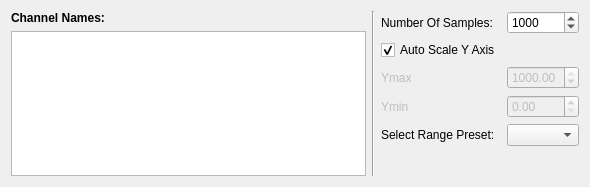
Above: src/plotcontrolpanel.ui from darwinbeing/serialplot before the change. Below: the same form after it.
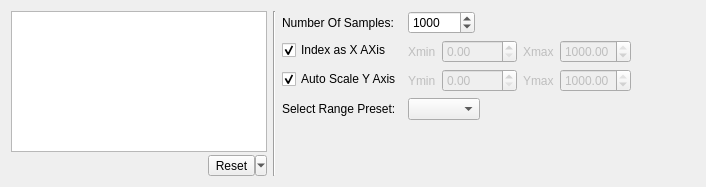
That is the form after the change. Custom widgets are drawn as their Qt base class.

The edit to the form file:
```diff
--- a/src/plotcontrolpanel.ui
+++ b/src/plotcontrolpanel.ui
@@ -6,7 +6,7 @@
    <rect>
     <x>0</x>
     <y>0</y>
-    <width>590</width>
+    <width>706</width>
     <height>187</height>
    </rect>
   </property>
@@ -15,28 +15,108 @@
   </property>
   <layout class="QHBoxLayout" name="horizontalLayout">
    <item>
-    <layout class="QVBoxLayout" name="verticalLayout">
-     <item>
-      <widget class="QLabel" name="label_2">
-       <property name="styleSheet">
-        <string notr="true">font-weight: bold;</string>
-       </property>
-       <property name="text">
-        <string>Channel Names:</string>
-       </property>
-      </widget>
-     </item>
+    <widget class="QWidget" name="widget" native="true">
+     <property name="sizePolicy">
+      <sizepolicy hsizetype="Maximum" vsizetype="Preferred">
+       <horstretch>0</horstretch>
+       <verstretch>0</verstretch>
+      </sizepolicy>
+     </property>
+     <layout class="QVBoxLayout" name="verticalLayout_2">
+      <property name="spacing">
+       <number>3</number>
+      </property>
+      <property name="leftMargin">
+       <number>0</number>
+      </property>
+      <property name="topMargin">
+       <number>0</number>
+      </property>
+      <property name="rightMargin">
+       <number>0</number>
+      </property>
+      <property name="bottomMargin">
+       <number>0</number>
+      </property>
      <item>
-      <widget class="QListView" name="lvChannelNames">
+       <widget class="QTableView" name="tvChannelInfo">
+        <property name="sizePolicy">
+         <sizepolicy hsizetype="MinimumExpanding" vsizetype="Expanding">
+          <horstretch>0</horstretch>
+          <verstretch>0</verstretch>
+         </sizepolicy>
+        </property>
        <property name="maximumSize">
         <size>
-         <width>16777215</width>
+          <width>300</width>
          <height>170</height>
         </size>
        </property>
-      </widget>
-     </item>
-    </layout>
+        <property name="selectionMode">
+         <enum>QAbstractItemView::SingleSelection</enum>
+        </property>
+        <property name="selectionBehavior">
+         <enum>QAbstractItemView::SelectRows</enum>
+        </property>
+       </widget>
+      </item>
+      <item>
+       <layout class="QHBoxLayout" name="horizontalLayout_2">
+        <property name="sizeConstraint">
+         <enum>QLayout::SetMaximumSize</enum>
+        </property>
+        <item>
+         <widget class="color_widgets::ColorSelector" name="colorSelector" native="true">
+          <property name="sizePolicy">
+           <sizepolicy hsizetype="Maximum" vsizetype="Preferred">
+            <horstretch>0</horstretch>
+            <verstretch>0</verstretch>
+           </sizepolicy>
+          </property>
+          <property name="minimumSize">
+           <size>
+            <width>20</width>
+            <height>20</height>
+           </size>
+          </property>
+          <property name="maximumSize">
+           <size>
+            <width>20</width>
+            <height>20</height>
+           </size>
+          </property>
+         </widget>
+        </item>
+        <item>
+         <spacer name="horizontalSpacer">
+          <property name="orientation">
+           <enum>Qt::Horizontal</enum>
+          </property>
+          <property name="sizeHint" stdset="0">
+           <size>
+            <width>1</width>
+            <height>20</height>
+           </size>
+          </property>
+         </spacer>
+        </item>
+        <item>
+         <widget class="QToolButton" name="tbReset">
+          <property name="text">
+           <string>Reset</string>
+          </property>
+          <property name="popupMode">
+           <enum>QToolButton::MenuButtonPopup</enum>
+          </property>
+          <property name="arrowType">
+           <enum>Qt::NoArrow</enum>
+          </property>
+         </widget>
+        </item>
+       </layout>
+      </item>
+     </layout>
+    </widget>
    </item>
    <item>
     <widget class="Line" name="line">
@@ -48,7 +128,7 @@
    <item>
     <layout class="QFormLayout" name="formLayout_2">
      <property name="fieldGrowthPolicy">
-      <enum>QFormLayout::AllNonFixedFieldsGrow</enum>
+      <enum>QFormLayout::FieldsStayAtSizeHint</enum>
      </property>
      <item row="0" column="0">
       <widget class="QLabel" name="label_3">
@@ -77,6 +157,87 @@
       </widget>
      </item>
      <item row="1" column="0">
+      <widget class="QCheckBox" name="cbIndex">
+       <property name="text">
+        <string>Index as X AXis</string>
+       </property>
+       <property name="checked">
+        <bool>true</bool>
+       </property>
+      </widget>
+     </item>
+     <item row="1" column="1">
+      <layout class="QHBoxLayout" name="horizontalLayout_4">
+       <item>
+        <widget class="QLabel" name="lXmin">
+         <property name="enabled">
+          <bool>false</bool>
+         </property>
+         <property name="text">
+          <string>Xmin</string>
+         </property>
+        </widget>
+       </item>
+       <item>
+        <widget class="QDoubleSpinBox" name="spXmin">
+         <property name="enabled">
+          <bool>false</bool>
+         </property>
+         <property name="minimumSize">
+          <size>
+           <width>75</width>
+           <height>0</height>
+          </size>
+         </property>
+         <property name="maximumSize">
+          <size>
+           <width>75</width>
+           <height>16777215</height>
+          </size>
+         </property>
+         <property name="toolTip">
+          <string>lower limit of Y axis</string>
+         </property>
+         <property name="value">
+          <double>0.000000000000000</double>
+         </property>
+        </widget>
+       </item>
+       <item>
+        <widget class="QLabel" name="lXmax">
+         <property name="enabled">
+          <bool>false</bool>
+         </property>
+         <property name="text">
+          <string>Xmax</string>
+         </property>
+        </widget>
+       </item>
+       <item>
+        <widget class="QDoubleSpinBox" name="spXmax">
+         <property name="enabled">
+          <bool>false</bool>
+         </property>
+         <property name="maximumSize">
+          <size>
+           <width>75</width>
+           <height>16777215</height>
+          </size>
+         </property>
+         <property name="toolTip">
+          <string>upper limit of Y axis</string>
+         </property>
+         <property name="maximum">
+          <double>1000.000000000000000</double>
+         </property>
+         <property name="value">
+          <double>1000.000000000000000</double>
+         </property>
+        </widget>
+       </item>
+      </layout>
+     </item>
+     <item row="2" column="0">
       <widget class="QCheckBox" name="cbAutoScale">
        <property name="text">
         <string>Auto Scale Y Axis</string>
@@ -86,39 +247,9 @@
        </property>
       </widget>
      </item>
-     <item row="2" column="0">
-      <widget class="QLabel" name="lYmax">
-       <property name="enabled">
-        <bool>false</bool>
-       </property>
-       <property name="text">
-        <string>Ymax</string>
-       </property>
-      </widget>
-     </item>
      <item row="2" column="1">
-      <widget class="QDoubleSpinBox" name="spYmax">
-       <property name="enabled">
-        <bool>false</bool>
-       </property>
-       <property name="maximumSize">
-        <size>
-         <width>75</width>
-         <height>16777215</height>
-        </size>
-       </property>
-       <property name="toolTip">
-        <string>upper limit of Y axis</string>
-       </property>
-       <property name="maximum">
-        <double>1000.000000000000000</double>
-       </property>
-       <property name="value">
-        <double>1000.000000000000000</double>
-       </property>
-      </widget>
-     </item>
-     <item row="3" column="0">
+      <layout class="QHBoxLayout" name="horizontalLayout_3">
+       <item>
       <widget class="QLabel" name="lYmin">
        <property name="enabled">
         <bool>false</bool>
@@ -128,11 +259,17 @@
        </property>
       </widget>
      </item>
-     <item row="3" column="1">
+       <item>
       <widget class="QDoubleSpinBox" name="spYmin">
        <property name="enabled">
         <bool>false</bool>
        </property>
+         <property name="minimumSize">
+          <size>
+           <width>75</width>
+           <height>0</height>
+          </size>
+         </property>
        <property name="maximumSize">
         <size>
          <width>75</width>
@@ -147,20 +284,78 @@
        </property>
       </widget>
      </item>
-     <item row="4" column="0">
+       <item>
+        <widget class="QLabel" name="lYmax">
+         <property name="enabled">
+          <bool>false</bool>
+         </property>
+         <property name="text">
+          <string>Ymax</string>
+         </property>
+        </widget>
+       </item>
+       <item>
+        <widget class="QDoubleSpinBox" name="spYmax">
+         <property name="enabled">
+          <bool>false</bool>
+         </property>
+         <property name="maximumSize">
+          <size>
+           <width>75</width>
+           <height>16777215</height>
+          </size>
+         </property>
+         <property name="toolTip">
+          <string>upper limit of Y axis</string>
+         </property>
+         <property name="maximum">
+          <double>1000.000000000000000</double>
+         </property>
+         <property name="value">
+          <double>1000.000000000000000</double>
+         </property>
+        </widget>
+       </item>
+      </layout>
+     </item>
+     <item row="5" column="0">
       <widget class="QLabel" name="label">
        <property name="text">
         <string>Select Range Preset:</string>
        </property>
       </widget>
      </item>
-     <item row="4" column="1">
+     <item row="5" column="1">
       <widget class="QComboBox" name="cbRangePresets"/>
      </item>
     </layout>
    </item>
+   <item>
+    <spacer name="horizontalSpacer_2">
+     <property name="orientation">
+      <enum>Qt::Horizontal</enum>
+     </property>
+     <property name="sizeType">
+      <enum>QSizePolicy::MinimumExpanding</enum>
+     </property>
+     <property name="sizeHint" stdset="0">
+      <size>
+       <width>1</width>
+       <height>20</height>
+      </size>
+     </property>
+    </spacer>
+   </item>
   </layout>
  </widget>
+ <customwidgets>
+  <customwidget>
+   <class>color_widgets::ColorSelector</class>
+   <extends>QWidget</extends>
+   <header>color_selector.hpp</header>
+   <container>1</container>
+  </customwidget>
+ </customwidgets>
  <resources/>
  <connections/>
 </ui>
```
Lines whose indentation alone changed are shown as unchanged.
